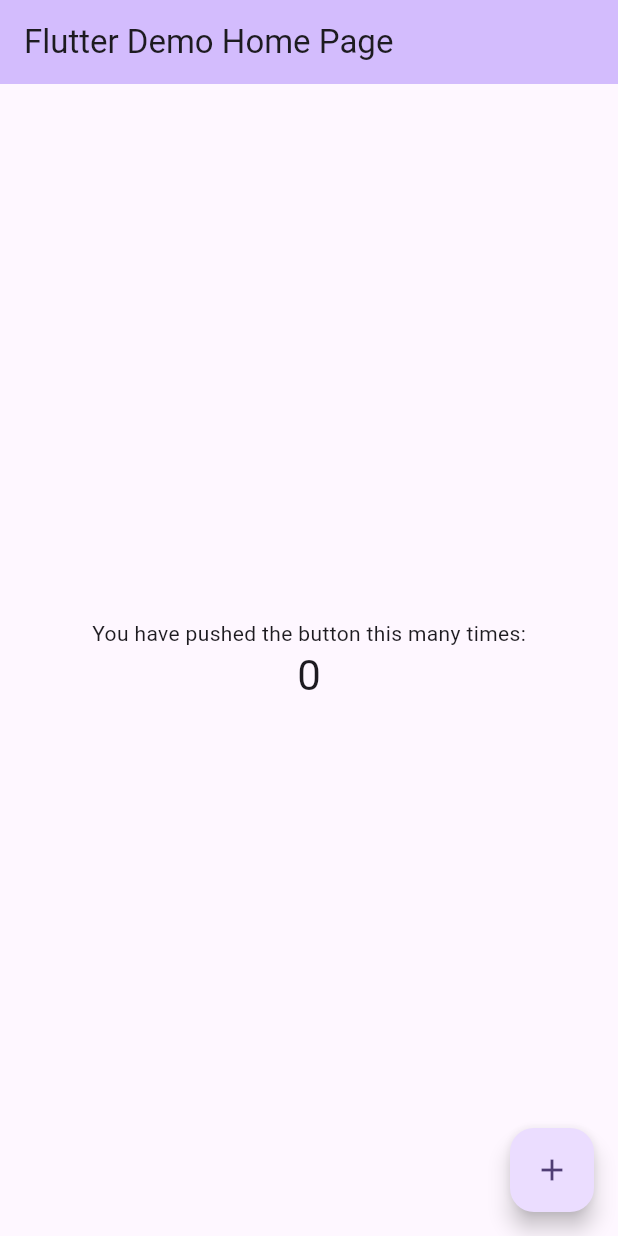
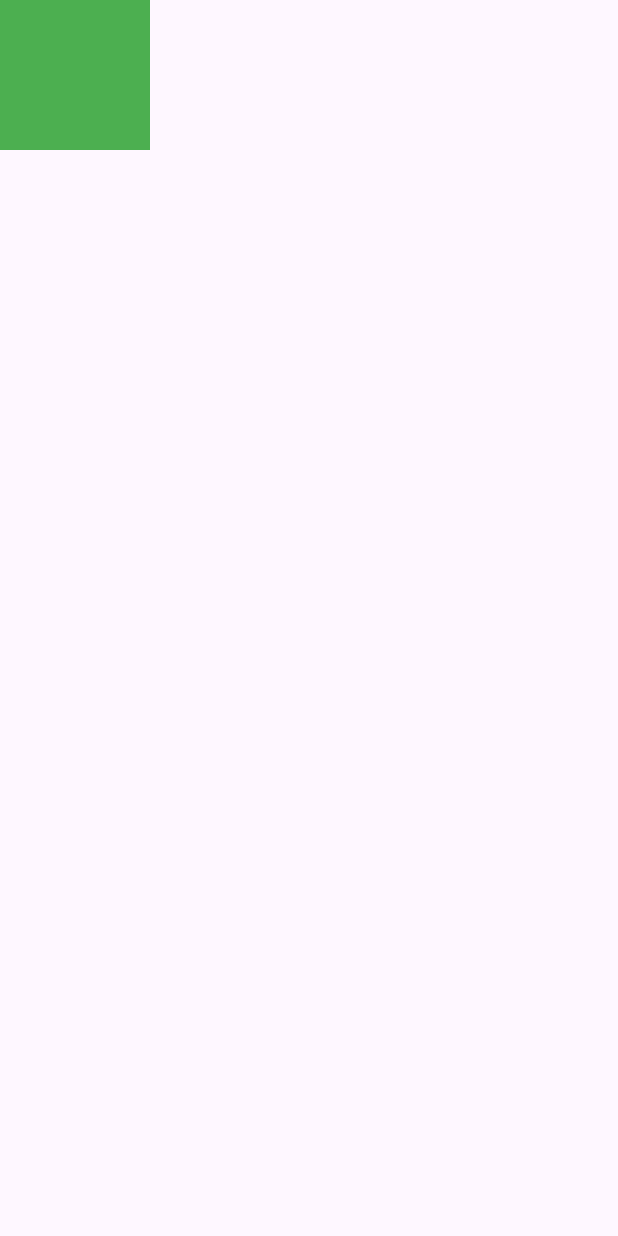
Before and after one commit to yeahsilver/widget_book_test, a Flutter app: the screen it shows after launch, on a phone screen of 412 x 824 dp. Run offline on Flutter 3.47's test engine with Material 2 defaults, Android fonts, the phone set to English and light mode, and no system bars; missing offline and left inert: widgetbook, widgetbook_annotation.

Commit message:
widget use case 생성

```diff
--- a/lib/main.dart
+++ b/lib/main.dart
@@ -1,4 +1,5 @@
 import 'package:flutter/material.dart';
+import 'package:widgetbook_annotation/widgetbook_annotation.dart' as widgetbook;
 
 void main() {
   runApp(const MyApp());
@@ -13,21 +14,6 @@ class MyApp extends StatelessWidget {
     return MaterialApp(
       title: 'Flutter Demo',
       theme: ThemeData(
-        // This is the theme of your application.
-        //
-        // TRY THIS: Try running your application with "flutter run". You'll see
-        // the application has a blue toolbar. Then, without quitting the app,
-        // try changing the seedColor in the colorScheme below to Colors.green
-        // and then invoke "hot reload" (save your changes or press the "hot
-        // reload" button in a Flutter-supported IDE, or press "r" if you used
-        // the command line to start the app).
-        //
-        // Notice that the counter didn't reset back to zero; the application
-        // state is not lost during the reload. To reset the state, use hot
-        // restart instead.
-        //
-        // This works for code too, not just values: Most code changes can be
-        // tested with just a hot reload.
         colorScheme: ColorScheme.fromSeed(seedColor: Colors.deepPurple),
         useMaterial3: true,
       ),
@@ -36,90 +22,36 @@ class MyApp extends StatelessWidget {
   }
 }
 
-class MyHomePage extends StatefulWidget {
-  const MyHomePage({super.key, required this.title});
-
-  // This widget is the home page of your application. It is stateful, meaning
-  // that it has a State object (defined below) that contains fields that affect
-  // how it looks.
-
-  // This class is the configuration for the state. It holds the values (in this
-  // case the title) provided by the parent (in this case the App widget) and
-  // used by the build method of the State. Fields in a Widget subclass are
-  // always marked "final".
+class MyHomePage extends StatelessWidget {
+  const MyHomePage({Key? key, required this.title}) : super(key: key);
 
   final String title;
 
   @override
-  State<MyHomePage> createState() => _MyHomePageState();
+  Widget build(BuildContext context) {
+    return const Scaffold(
+      body: MainContainer(),
+    );
+  }
 }
 
-class _MyHomePageState extends State<MyHomePage> {
-  int _counter = 0;
-
-  void _incrementCounter() {
-    setState(() {
-      // This call to setState tells the Flutter framework that something has
-      // changed in this State, which causes it to rerun the build method below
-      // so that the display can reflect the updated values. If we changed
-      // _counter without calling setState(), then the build method would not be
-      // called again, and so nothing would appear to happen.
-      _counter++;
-    });
-  }
+class MainContainer extends StatelessWidget {
+  const MainContainer({super.key});
 
   @override
   Widget build(BuildContext context) {
-    // This method is rerun every time setState is called, for instance as done
-    // by the _incrementCounter method above.
-    //
-    // The Flutter framework has been optimized to make rerunning build methods
-    // fast, so that you can just rebuild anything that needs updating rather
-    // than having to individually change instances of widgets.
-    return Scaffold(
-      appBar: AppBar(
-        // TRY THIS: Try changing the color here to a specific color (to
-        // Colors.amber, perhaps?) and trigger a hot reload to see the AppBar
-        // change color while the other colors stay the same.
-        backgroundColor: Theme.of(context).colorScheme.inversePrimary,
-        // Here we take the value from the MyHomePage object that was created by
-        // the App.build method, and use it to set our appbar title.
-        title: Text(widget.title),
-      ),
-      body: Center(
-        // Center is a layout widget. It takes a single child and positions it
-        // in the middle of the parent.
-        child: Column(
-          // Column is also a layout widget. It takes a list of children and
-          // arranges them vertically. By default, it sizes itself to fit its
-          // children horizontally, and tries to be as tall as its parent.
-          //
-          // Column has various properties to control how it sizes itself and
-          // how it positions its children. Here we use mainAxisAlignment to
-          // center the children vertically; the main axis here is the vertical
-          // axis because Columns are vertical (the cross axis would be
-          // horizontal).
-          //
-          // TRY THIS: Invoke "debug painting" (choose the "Toggle Debug Paint"
-          // action in the IDE, or press "p" in the console), to see the
-          // wireframe for each widget.
-          mainAxisAlignment: MainAxisAlignment.center,
-          children: <Widget>[
-            const Text(
-              'You have pushed the button this many times:',
-            ),
-            Text(
-              '$_counter',
-              style: Theme.of(context).textTheme.headlineMedium,
-            ),
-          ],
-        ),
-      ),
-      floatingActionButton: FloatingActionButton(
-        onPressed: _incrementCounter,
-        tooltip: 'Increment',
-        child: const Icon(Icons.add),
-      ), // This trailing comma makes auto-formatting nicer for build methods.
-    );
+    @widgetbook.UseCase(
+      name: "width green color",
+      type: Container,
+    )
+    Widget getContainer(BuildContext context) {
+      return Container(
+        width: 100,
+        height: 100,
+        color: Colors.green,
+      );
+    }
+
+    return getContainer(context);
   }
 }
--- a/pubspec.yaml
+++ b/pubspec.yaml
@@ -35,8 +35,8 @@ dependencies:
   # The following adds the Cupertino Icons font to your application.
   # Use with the CupertinoIcons class for iOS style icons.
   cupertino_icons: ^1.0.2
+  widgetbook_annotation: ^3.0.0
   widgetbook: ^3.3.0
-  widgetbook_annotation: ^3.0.0
 
 dev_dependencies:
   flutter_test:
```
Also changed, not shown: lib/component/container.dart (added, +11 -0 lines), lib/widgetbook.dart (added, +30 -0 lines), lib/widgetbook.directories.g.dart (added).
